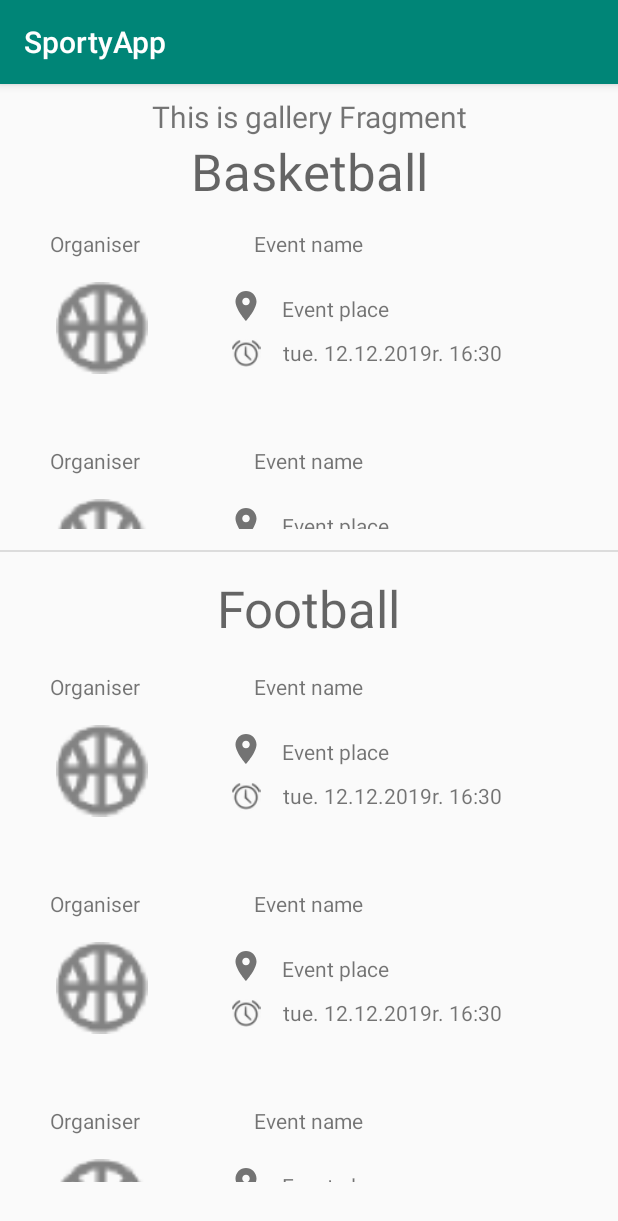
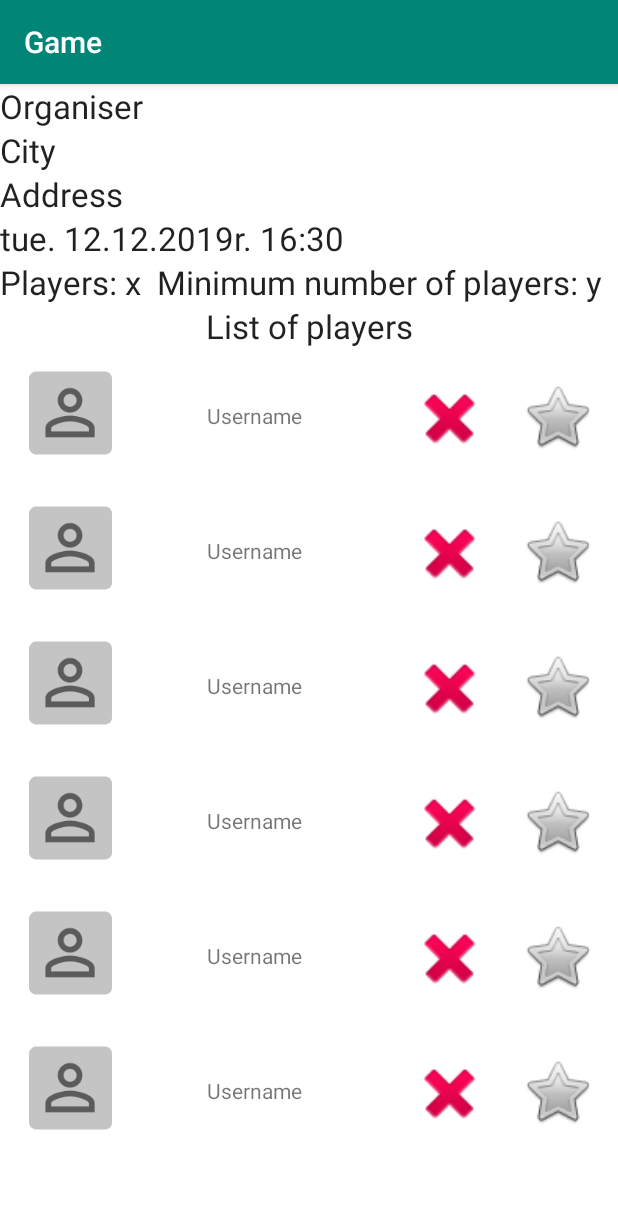
Before and after one commit to maciekkoz98/SportyApp, an Android app: the fragment MyGamesFragment shown on its own in the app's theme, after a tap on "Organiser", on a phone screen of 412 x 824 dp. Shown: the top 1221 px of the screen. Run offline under Robolectric (Android 15) with nearby library versions, the phone set to English and light mode, and no system bars.

Commit message:
Game view

```diff
--- /dev/null
+++ b/SportyApp/app/src/main/java/com/example/sportyapp/ui/game/GameFragment.kt
@@ -0,0 +1,21 @@
+package com.example.sportyapp.ui.game
+
+import android.os.Bundle
+import android.view.LayoutInflater
+import android.view.View
+import android.view.ViewGroup
+import androidx.appcompat.app.AppCompatActivity
+import androidx.fragment.app.Fragment
+import com.example.sportyapp.R
+
+class GameFragment : Fragment() {
+
+    override fun onCreateView(
+        inflater: LayoutInflater, container: ViewGroup?,
+        savedInstanceState: Bundle?
+    ): View? {
+
+        (activity as AppCompatActivity).supportActionBar?.title = getString(R.string.game_app_bar_title)
+        return inflater.inflate(R.layout.fragment_game, container, false)
+    }
+}
--- /dev/null
+++ b/SportyApp/app/src/main/java/com/example/sportyapp/ui/game/PlayersListFragment.kt
@@ -0,0 +1,30 @@
+package com.example.sportyapp.ui.game
+
+import android.os.Bundle
+import android.view.LayoutInflater
+import android.view.View
+import android.view.ViewGroup
+import androidx.fragment.app.Fragment
+import androidx.recyclerview.widget.LinearLayoutManager
+import androidx.recyclerview.widget.RecyclerView
+import com.example.sportyapp.R
+import com.example.sportyapp.ui.game.utils.PlayersListAdapter
+
+class PlayersListFragment : Fragment() {
+
+    override fun onCreateView(
+        inflater: LayoutInflater, container: ViewGroup?,
+        savedInstanceState: Bundle?
+    ): View? {
+
+        val rootView = inflater.inflate(R.layout.fragment_players_list, container, false)
+
+        val playersListRecyclerView = rootView.findViewById(R.id.players_list_recycler_view) as RecyclerView
+
+        playersListRecyclerView.layoutManager = LinearLayoutManager(activity)
+
+        playersListRecyclerView.adapter = PlayersListAdapter()
+
+        return rootView
+    }
+}
--- /dev/null
+++ b/SportyApp/app/src/main/java/com/example/sportyapp/ui/game/utils/PlayersListAdapter.kt
@@ -0,0 +1,28 @@
+package com.example.sportyapp.ui.game.utils
+
+import android.view.LayoutInflater
+import android.view.View
+import android.view.ViewGroup
+import androidx.recyclerview.widget.RecyclerView
+import com.example.sportyapp.R
+
+class PlayersListAdapter : RecyclerView.Adapter<PlayersListViewHolder>() {
+
+    override fun onCreateViewHolder(parent: ViewGroup, viewType: Int): PlayersListViewHolder {
+        val layoutInflater = LayoutInflater.from(parent.context)
+        val playersListRow = layoutInflater.inflate(R.layout.players_list_row, parent, false)
+        return PlayersListViewHolder(playersListRow)
+    }
+
+    override fun getItemCount(): Int {
+        return 10
+    }
+
+    override fun onBindViewHolder(holder: PlayersListViewHolder, position: Int) {
+
+    }
+
+}
+
+
+class PlayersListViewHolder(view: View) : RecyclerView.ViewHolder(view)
--- a/SportyApp/app/src/main/java/com/example/sportyapp/ui/myGames/MyGamesListFragment.kt
+++ b/SportyApp/app/src/main/java/com/example/sportyapp/ui/myGames/MyGamesListFragment.kt
@@ -1,6 +1,7 @@
 package com.example.sportyapp.ui.myGames
 
 import android.os.Bundle
+import android.util.Log
 import android.view.LayoutInflater
 import android.view.View
 import android.view.ViewGroup
@@ -8,6 +9,7 @@ import androidx.fragment.app.Fragment
 import androidx.recyclerview.widget.LinearLayoutManager
 import androidx.recyclerview.widget.RecyclerView
 import com.example.sportyapp.R
+import com.example.sportyapp.ui.game.GameFragment
 import com.example.sportyapp.ui.myGames.utils.MyGamesListAdapter
 
 class MyGamesListFragment : Fragment() {
@@ -23,7 +25,14 @@ class MyGamesListFragment : Fragment() {
 
         myGamesRecyclerView.layoutManager = LinearLayoutManager(activity)
 
-        myGamesRecyclerView.adapter = MyGamesListAdapter()
+        val adapter = MyGamesListAdapter()
+        adapter.onGameClicked = {pos ->
+            Log.d("Position", pos.toString())
+
+            activity!!.supportFragmentManager.beginTransaction().replace(R.id.my_games_layout, GameFragment()).commit()
+        }
+
+        myGamesRecyclerView.adapter = adapter
 
         return rootView
     }
--- a/SportyApp/app/src/main/java/com/example/sportyapp/ui/myGames/utils/MyGamesListAdapter.kt
+++ b/SportyApp/app/src/main/java/com/example/sportyapp/ui/myGames/utils/MyGamesListAdapter.kt
@@ -16,8 +16,9 @@ class MyGamesListAdapter : RecyclerView.Adapter<MyGamesListViewHolder>() {
             }
         }*/
 
+    var onGameClicked: ((pos: Int) -> Unit)? = null
+
     override fun onCreateViewHolder(parent: ViewGroup, viewType: Int): MyGamesListViewHolder {
-
         val layoutInflater = LayoutInflater.from(parent.context)
         val myGamesListRow = layoutInflater.inflate(R.layout.last_games_row, parent, false)
         return MyGamesListViewHolder(myGamesListRow)
@@ -29,7 +30,7 @@ class MyGamesListAdapter : RecyclerView.Adapter<MyGamesListViewHolder>() {
 
     override fun onBindViewHolder(holder: MyGamesListViewHolder, position: Int) {
         holder.itemView.setOnClickListener {
-            Log.d("Position", position.toString())
+            onGameClicked?.invoke(position)
         }
     }
 
--- /dev/null
+++ b/SportyApp/app/src/main/res/layout/fragment_game.xml
@@ -0,0 +1,74 @@
+<?xml version="1.0" encoding="utf-8"?>
+<LinearLayout xmlns:android="http://schemas.android.com/apk/res/android"
+    android:id="@+id/game_layout"
+    android:layout_width="match_parent"
+    android:layout_height="match_parent"
+    android:background="#ffffff"
+    android:orientation="vertical">
+
+    <TextView
+        android:id="@+id/textView6"
+        android:layout_width="match_parent"
+        android:layout_height="wrap_content"
+        android:text="@string/organiser_title"
+        android:textAppearance="@style/TextAppearance.AppCompat.Large" />
+
+    <TextView
+        android:id="@+id/textView7"
+        android:layout_width="match_parent"
+        android:layout_height="wrap_content"
+        android:text="@string/city"
+        android:textAppearance="@style/TextAppearance.AppCompat.Large" />
+
+    <TextView
+        android:id="@+id/textView9"
+        android:layout_width="match_parent"
+        android:layout_height="wrap_content"
+        android:text="@string/address"
+        android:textAppearance="@style/TextAppearance.AppCompat.Large" />
+
+    <TextView
+        android:id="@+id/textView10"
+        android:layout_width="match_parent"
+        android:layout_height="wrap_content"
+        android:text="@string/event_date_test"
+        android:textAppearance="@style/TextAppearance.AppCompat.Large" />
+
+    <LinearLayout
+        android:layout_width="match_parent"
+        android:layout_height="wrap_content"
+        android:orientation="horizontal">
+
+        <TextView
+            android:id="@+id/textView11"
+            android:layout_width="wrap_content"
+            android:layout_height="wrap_content"
+            android:layout_weight="1"
+            android:text="@string/players_number_test"
+            android:textAppearance="@style/TextAppearance.AppCompat.Large" />
+
+        <TextView
+            android:id="@+id/textView12"
+            android:layout_width="wrap_content"
+            android:layout_height="wrap_content"
+            android:layout_weight="1"
+            android:text="@string/min_players_number_test"
+            android:textAppearance="@style/TextAppearance.AppCompat.Large" />
+
+    </LinearLayout>
+
+    <TextView
+        android:id="@+id/textView13"
+        android:layout_width="match_parent"
+        android:layout_height="wrap_content"
+        android:text="@string/list_of_players"
+        android:textAlignment="center"
+        android:textAppearance="@style/TextAppearance.AppCompat.Large" />
+
+    <fragment
+        android:id="@+id/fragment5"
+        android:name="com.example.sportyapp.ui.game.PlayersListFragment"
+        android:layout_width="match_parent"
+        android:layout_height="548dp" />
+
+</LinearLayout>
--- a/SportyApp/app/src/main/res/layout/fragment_my_games.xml
+++ b/SportyApp/app/src/main/res/layout/fragment_my_games.xml
@@ -2,6 +2,7 @@
 <androidx.constraintlayout.widget.ConstraintLayout xmlns:android="http://schemas.android.com/apk/res/android"
     xmlns:app="http://schemas.android.com/apk/res-auto"
     xmlns:tools="http://schemas.android.com/tools"
+    android:id="@+id/my_games_layout"
     android:layout_width="match_parent"
     android:layout_height="match_parent">
 
--- /dev/null
+++ b/SportyApp/app/src/main/res/layout/fragment_players_list.xml
@@ -0,0 +1,12 @@
+<?xml version="1.0" encoding="utf-8"?>
+<FrameLayout xmlns:android="http://schemas.android.com/apk/res/android"
+    xmlns:tools="http://schemas.android.com/tools"
+    android:layout_width="match_parent"
+    android:layout_height="match_parent"
+    tools:context=".ui.game.PlayersListFragment">
+
+    <androidx.recyclerview.widget.RecyclerView
+        android:id="@+id/players_list_recycler_view"
+        android:layout_width="match_parent"
+        android:layout_height="match_parent" />
+</FrameLayout>
--- a/SportyApp/app/src/main/res/layout/last_games_row.xml
+++ b/SportyApp/app/src/main/res/layout/last_games_row.xml
@@ -15,7 +15,7 @@
             android:layout_width="0dp"
             android:layout_height="wrap_content"
             android:layout_weight="1"
-            android:paddingLeft="50px"
+            android:paddingStart="30dp"
             android:text="@string/organiser_title"/>
 
         <TextView
--- /dev/null
+++ b/SportyApp/app/src/main/res/layout/players_list_row.xml
@@ -0,0 +1,55 @@
+<?xml version="1.0" encoding="utf-8"?>
+<RelativeLayout xmlns:android="http://schemas.android.com/apk/res/android"
+    xmlns:app="http://schemas.android.com/apk/res-auto"
+    android:layout_width="match_parent"
+    android:layout_height="90dp"
+    android:orientation="horizontal">
+
+    <ImageView
+        android:id="@+id/imageView7"
+        android:layout_width="55dp"
+        android:layout_height="56dp"
+        android:layout_alignParentStart="true"
+        android:layout_alignParentTop="true"
+        android:layout_marginStart="19dp"
+        android:layout_marginTop="15dp"
+        android:layout_weight="1"
+        app:srcCompat="@mipmap/ic_user_round" />
+
+    <TextView
+        android:id="@+id/textView14"
+        android:layout_width="167dp"
+        android:layout_height="64dp"
+        android:layout_alignParentTop="true"
+        android:layout_marginStart="11dp"
+        android:layout_marginTop="13dp"
+        android:layout_toEndOf="@+id/imageView7"
+        android:layout_weight="1"
+        android:gravity="center"
+        android:text="@string/username"
+        android:textAlignment="center" />
+
+    <ImageView
+        android:id="@+id/imageView8"
+        android:layout_width="75dp"
+        android:layout_height="54dp"
+        android:layout_alignParentTop="true"
+        android:layout_marginStart="9dp"
+        android:layout_marginTop="20dp"
+        android:layout_marginEnd="10dp"
+        android:layout_toStartOf="@+id/imageView9"
+        android:layout_toEndOf="@+id/textView14"
+        android:layout_weight="1"
+        app:srcCompat="@android:drawable/ic_delete" />
+
+    <ImageView
+        android:id="@+id/imageView9"
+        android:layout_width="50dp"
+        android:layout_height="51dp"
+        android:layout_alignParentTop="true"
+        android:layout_alignParentEnd="true"
+        android:layout_marginTop="20dp"
+        android:layout_marginEnd="15dp"
+        android:layout_weight="1"
+        app:srcCompat="@android:drawable/btn_star" />
+</RelativeLayout>
--- a/SportyApp/app/src/main/res/values/strings.xml
+++ b/SportyApp/app/src/main/res/values/strings.xml
@@ -25,5 +25,11 @@
     <string name="user_app_bar_title">User</string>
     <string name="basketball">Basketball</string>
     <string name="football">Football</string>
-
+    <string name="city">City</string>
+    <string name="address">Address</string>
+    <string name="players_number_test">Players: x</string>
+    <string name="min_players_number_test">Minimum number of players: y</string>
+    <string name="list_of_players">List of players</string>
+    <string name="username">Username</string>
+    <string name="game_app_bar_title">Game</string>
 </resources>
```
Also changed, not shown: 1 other file.
